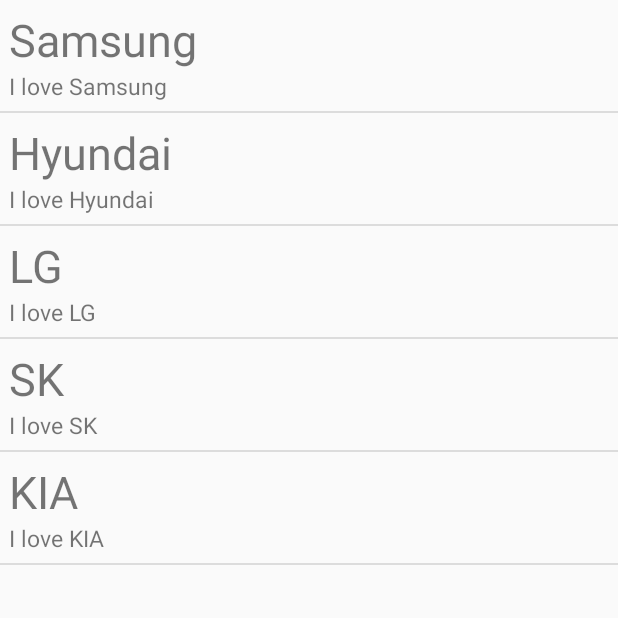
After one commit to sungsu9022/legacy-mody-android, an Android app: the SettingActivity screen opened directly, with no data from a screen before it, on a phone screen of 412 x 824 dp, the top half of it. The commit adds this screen. Run offline under Robolectric (Android 15) with nearby library versions, the phone set to English and light mode, and no system bars.

Commit message:
리스트뷰 추가

```diff
--- a/app/src/main/AndroidManifest.xml
+++ b/app/src/main/AndroidManifest.xml
@@ -23,7 +23,7 @@
             android:label="@string/app_name" >
         </activity>
         <activity
-            android:name="com.connectu.mody.splash.activity.SplashActivity"
+            android:name=".splash.activity.SplashActivity"
             android:label="@string/title_activity_splash" >
             <intent-filter>
                 <action android:name="android.intent.action.MAIN" />
@@ -32,12 +32,17 @@
             </intent-filter>
         </activity>
         <activity
-            android:name="com.connectu.mody.login.activity.LoginActivity"
+            android:name=".login.activity.LoginActivity"
             android:label="@string/title_activity_login" >
         </activity>
         <activity
-            android:name="com.connectu.mody.join.activity.JoinActivity"
+            android:name=".join.activity.JoinActivity"
             android:label="@string/title_activity_join" >
         </activity>
+        <activity
+            android:name=".setting.activity.SettingActivity"
+            android:label="@string/title_activity_setting" >
+        </activity>
     </application>
+
 </manifest>
--- /dev/null
+++ b/app/src/main/java/com/connectu/mody/setting/activity/SettingActivity.java
@@ -0,0 +1,71 @@
+package com.connectu.mody.setting.activity;
+
+import android.app.ListActivity;
+import android.content.Context;
+import android.os.Bundle;
+import android.view.LayoutInflater;
+import android.view.View;
+import android.view.ViewGroup;
+import android.widget.ArrayAdapter;
+import android.widget.TextView;
+
+import com.connectu.mody.R;
+
+import java.util.ArrayList;
+
+public class SettingActivity extends ListActivity {
+
+
+
+    @Override
+    public void onCreate(Bundle savedInstanceState) {
+        super.onCreate(savedInstanceState);
+        setContentView(R.layout.activity_setting);
+
+        String[] settingList = getResources().getStringArray(R.array.settingList);
+        String[] settingCommentList = getResources().getStringArray(R.array.settingCommentList);
+
+        int menuLength = (settingList.length + settingCommentList.length)/2;
+
+        ArrayList<SettingMenu> settingMenuList = new ArrayList<>();
+
+        for(int i = 0; i < menuLength; i++) {
+            SettingMenu menu = new SettingMenu(settingList[i], settingCommentList[i]);
+            settingMenuList.add(menu);
+        }
+
+        SettingAdapter settingAdapter = new SettingAdapter(this, R.layout.item_row, settingMenuList);
+        setListAdapter(settingAdapter);
+
+    }
+
+    private class SettingAdapter extends ArrayAdapter<SettingMenu> {
+
+        private ArrayList<SettingMenu> items;
+
+        public SettingAdapter(Context context, int textViewResourceId, ArrayList<SettingMenu> items) {
+            super(context, textViewResourceId, items);
+            this.items = items;
+        }
+        @Override
+        public View getView(int position, View convertView, ViewGroup parent) {
+            View v = convertView;
+            if (v == null) {
+                LayoutInflater vi = (LayoutInflater)getSystemService(Context.LAYOUT_INFLATER_SERVICE);
+                v = vi.inflate(R.layout.item_row, null);
+            }
+            SettingMenu menu = items.get(position);
+            if (menu != null) {
+                TextView topText = (TextView) v.findViewById(R.id.toptext);
+                TextView bottomText = (TextView) v.findViewById(R.id.bottomtext);
+                if (topText != null){
+                    topText.setText(menu.getMenu());
+                }
+                if(bottomText != null){
+                    bottomText.setText(menu.getComment());
+                }
+            }
+            return v;
+        }
+    }
+}
--- /dev/null
+++ b/app/src/main/java/com/connectu/mody/setting/activity/SettingMenu.java
@@ -0,0 +1,25 @@
+package com.connectu.mody.setting.activity;
+
+/**
+ * Created by Bono on 2015-06-13.
+ */
+
+class SettingMenu {
+
+    private String menu;
+    private String comment;
+
+    public SettingMenu(String menu, String comment){
+        this.menu = menu;
+        this.comment = comment;
+    }
+
+    public String getMenu() {
+        return menu;
+    }
+
+    public String getComment() {
+        return comment;
+    }
+
+}
--- /dev/null
+++ b/app/src/main/res/layout/activity_setting.xml
@@ -0,0 +1,17 @@
+<?xml version="1.0" encoding="utf-8"?>
+<LinearLayout xmlns:android="http://schemas.android.com/apk/res/android"
+    android:orientation="vertical"
+    android:layout_width="fill_parent"
+    android:layout_height="fill_parent"
+    >
+    <ListView
+        android:id="@+id/android:list"
+        android:layout_width="fill_parent"
+        android:layout_height="fill_parent"
+        />
+    <TextView
+        android:id="@+id/android:empty"
+        android:layout_width="fill_parent"
+        android:layout_height="fill_parent"
+        android:text="tets"/>
+</LinearLayout>
--- /dev/null
+++ b/app/src/main/res/layout/item_row.xml
@@ -0,0 +1,18 @@
+<?xml version="1.0" encoding="utf-8"?>
+<LinearLayout xmlns:android="http://schemas.android.com/apk/res/android"
+    android:layout_width="fill_parent"
+    android:layout_height="wrap_content"
+    android:padding="6dip" android:orientation="vertical">
+        <TextView
+            android:id="@+id/toptext"
+            android:layout_width="fill_parent"
+            android:gravity="center_vertical"
+        android:layout_height="wrap_content" android:textSize="30dp"/>
+        <TextView
+            android:layout_width="fill_parent"
+            android:id="@+id/bottomtext"
+            android:singleLine="true"
+            android:ellipsize="marquee"
+        android:layout_height="wrap_content" android:textSize="15dp"/>
+
+</LinearLayout>
--- /dev/null
+++ b/app/src/main/res/menu/menu_setting.xml
@@ -0,0 +1,7 @@
+<menu xmlns:android="http://schemas.android.com/apk/res/android"
+    xmlns:app="http://schemas.android.com/apk/res-auto"
+    xmlns:tools="http://schemas.android.com/tools"
+    tools:context="com.connectu.mody.setting.activity.SettingActivity">
+    <item android:id="@+id/action_settings" android:title="@string/action_settings"
+        android:orderInCategory="100" app:showAsAction="never" />
+</menu>
--- /dev/null
+++ b/app/src/main/res/values/string_array.xml
@@ -0,0 +1,19 @@
+<resources>
+
+    <string-array name="settingList">
+        <item>Samsung</item>
+        <item>Hyundai</item>
+        <item>LG</item>
+        <item>SK</item>
+        <item>KIA</item>
+    </string-array>
+
+    <string-array name="settingCommentList">
+        <item>I love Samsung</item>
+        <item>I love Hyundai</item>
+        <item>I love LG</item>
+        <item>I love SK</item>
+        <item>I love KIA</item>
+    </string-array>
+
+</resources>
--- a/app/src/main/res/values/strings.xml
+++ b/app/src/main/res/values/strings.xml
@@ -11,5 +11,8 @@
     <string name="title_activity_login">LoginActivity</string>
     <string name="agreementBtnLayout">회원가입동의레이아웃</string>
     <string name="userFormTitleLayout">회원가입력레이아웃</string>
+    <string name="title_activity_setting">SettingActivity</string>
+
+    <string name="hello_world">Hello world!</string>
 
 </resources>
```
